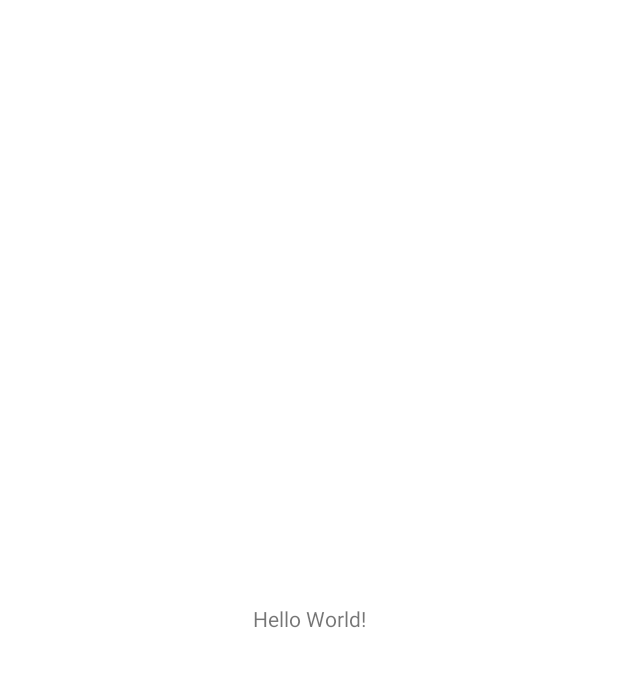
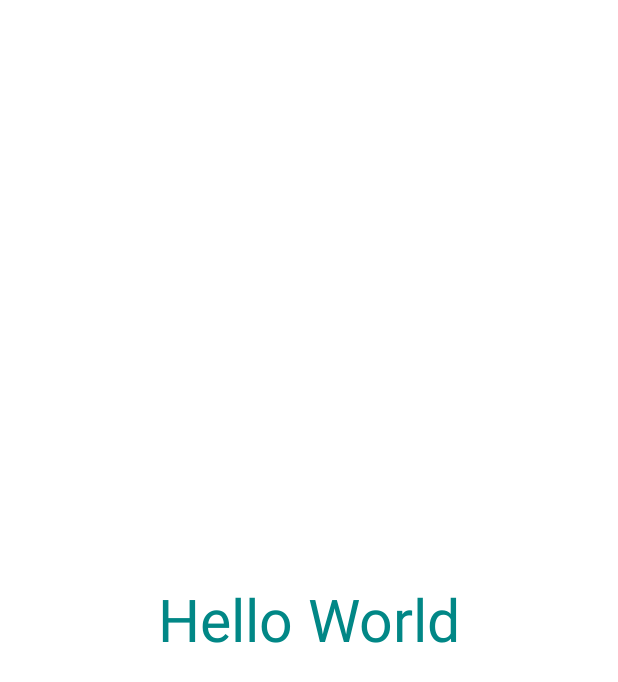
Before and after one commit to haqiachd/ArenaFinder-Mobile, an Android app: the screen it shows after launch (MainActivity), on a phone screen of 412 x 824 dp. Before the commit the part shown is almost empty. Shown: the top 682 px of the screen. Run offline under Robolectric (Android 15) with nearby library versions, the phone set to English and light mode, and no system bars; our stand-ins replace sdp/ssp sizes.

```diff
--- a/app/src/main/java/com/c2/arenafinder/ui/activity/MainActivity.java
+++ b/app/src/main/java/com/c2/arenafinder/ui/activity/MainActivity.java
@@ -1,7 +1,6 @@
 package com.c2.arenafinder.ui.activity;
 
 import androidx.appcompat.app.AppCompatActivity;
-
 import android.os.Bundle;
 
 import com.c2.arenafinder.R;
--- a/app/src/main/res/layout/activity_main.xml
+++ b/app/src/main/res/layout/activity_main.xml
@@ -1,18 +1,22 @@
 <?xml version="1.0" encoding="utf-8"?>
-<androidx.constraintlayout.widget.ConstraintLayout xmlns:android="http://schemas.android.com/apk/res/android"
+<androidx.constraintlayout.widget.ConstraintLayout
+    xmlns:android="http://schemas.android.com/apk/res/android"
     xmlns:app="http://schemas.android.com/apk/res-auto"
     xmlns:tools="http://schemas.android.com/tools"
     android:layout_width="match_parent"
     android:layout_height="match_parent"
-    tools:context=".ui.activity.MainActivity">
+    tools:context=".ui.activity.MainActivity"
+    >
 
     <TextView
-        android:layout_width="wrap_content"
+        android:layout_width="match_parent"
         android:layout_height="wrap_content"
-        android:text="Hello World!"
+        android:text="Hello World"
+        android:textSize="@dimen/_30ssp"
+        android:textAlignment="center"
+        android:textColor="@color/teal_700"
+        app:layout_constraintTop_toTopOf="parent"
         app:layout_constraintBottom_toBottomOf="parent"
-        app:layout_constraintEnd_toEndOf="parent"
-        app:layout_constraintStart_toStartOf="parent"
-        app:layout_constraintTop_toTopOf="parent" />
+        />
 
 </androidx.constraintlayout.widget.ConstraintLayout>
--- a/app/src/main/res/values/colors.xml
+++ b/app/src/main/res/values/colors.xml
@@ -8,4 +8,10 @@
     <color name="teal_700">#FF018786</color>
     <color name="black">#FF000000</color>
     <color name="white">#FFFFFFFF</color>
+
+    <color name="vivid_orange">#FF5E0E</color>
+    <color name="imperial_red">#ED2939</color>
+    <color name="scarlet">#FF2400</color>
+    <color name="granite_grey">#6B6666</color>
+    <color name="azure">#007FFF</color>
 </resources>
--- a/app/src/main/res/values/themes.xml
+++ b/app/src/main/res/values/themes.xml
@@ -10,7 +10,8 @@
         <item name="colorSecondaryVariant">@color/teal_700</item>
         <item name="colorOnSecondary">@color/black</item>
         <!-- Status bar color. -->
-        <item name="android:statusBarColor">?attr/colorPrimaryVariant</item>
+        <item name="android:statusBarColor">@color/black</item>
         <!-- Customize your theme here. -->
+
     </style>
 </resources>
```
Also changed, not shown: app/build.gradle (+8 -1 lines), app/src/main/AndroidManifest.xml (+10 -10 lines).
